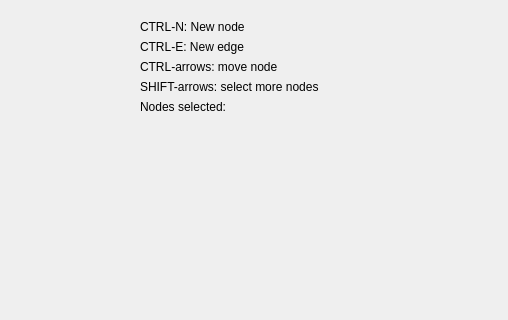
Before: the Qt Designer form qttesteditconceptmapdialog.ui in richelbilderbeek/TestConceptMap, drawn with Qt 5; both pictures show x 252 to 760 and y 0 to 320 of the 760 by 610 pixel window.
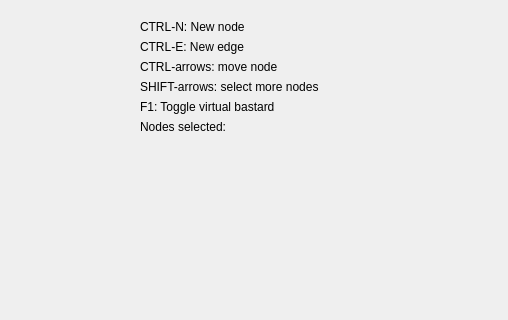
After: the same form once the commit is applied.

Commit message: Added virtual bastard

Diff of the .ui file:
```diff
--- a/qttesteditconceptmapdialog.ui
+++ b/qttesteditconceptmapdialog.ui
@@ -53,6 +53,13 @@
         </property>
        </widget>
       </item>
+      <item>
+       <widget class="QLabel" name="label_toggle_virtual_bastard">
+        <property name="text">
+         <string>F1: Toggle virtual bastard</string>
+        </property>
+       </widget>
+      </item>
       <item>
        <widget class="QLabel" name="label_nodes_selected">
         <property name="text">
```
Left out of the diff: 8 changed lines with no effect on the pictures. The commit also changes 2 other files.
